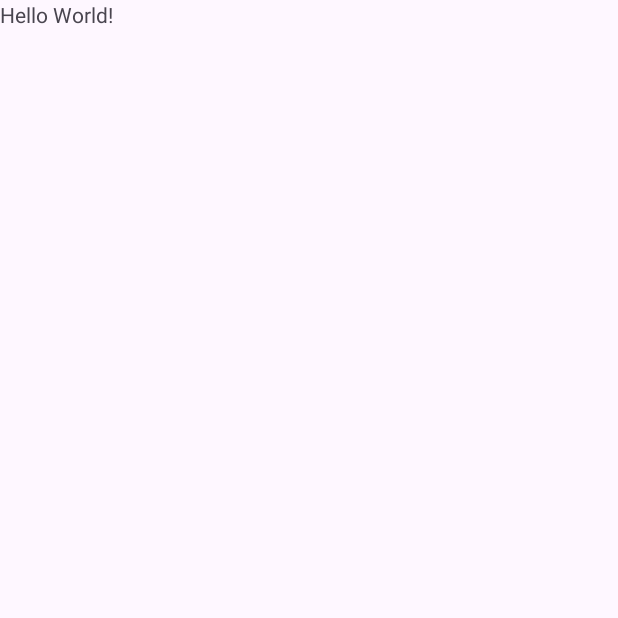
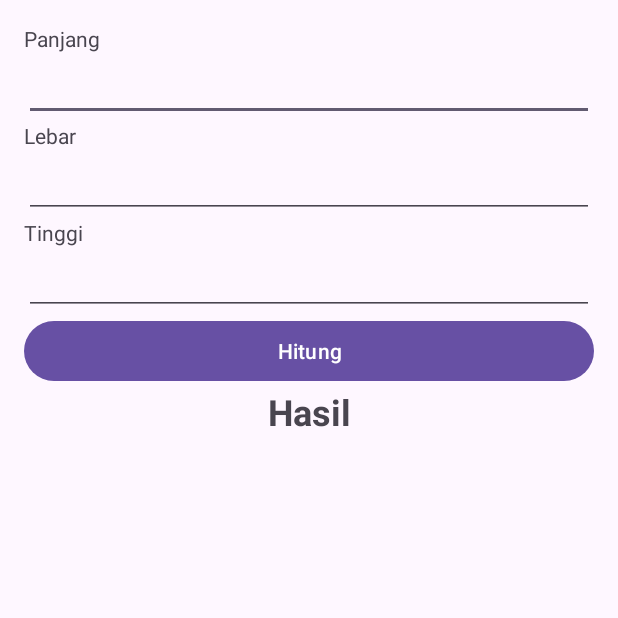
Before and after one commit to aprxty3/basic_kotlin_apps, an Android app: the screen it shows after launch (MainActivity), on a phone screen of 412 x 824 dp, the top half of it. Before the commit the part shown is almost empty. Run offline under Robolectric (Android 15) with nearby library versions, the phone set to English and light mode, and no system bars.

Commit message:
create layout Ui

```diff
--- a/app/src/main/res/layout/activity_main.xml
+++ b/app/src/main/res/layout/activity_main.xml
@@ -1,19 +1,76 @@
 <?xml version="1.0" encoding="utf-8"?>
-<LinearLayout xmlns:android="http://schemas.android.com/apk/res/android"
-    xmlns:app="http://schemas.android.com/apk/res-auto"
+<LinearLayout
+        xmlns:android="http://schemas.android.com/apk/res/android"
         xmlns:tools="http://schemas.android.com/tools"
         android:layout_width="match_parent"
         android:layout_height="match_parent"
         android:orientation="vertical"
-    tools:context=".MainActivity">
+        android:padding="16dp"
+>
 
     <TextView
             android:layout_width="wrap_content"
             android:layout_height="wrap_content"
-        android:text="Hello World!"
-        app:layout_constraintBottom_toBottomOf="parent"
-        app:layout_constraintEnd_toEndOf="parent"
-        app:layout_constraintStart_toStartOf="parent"
-        app:layout_constraintTop_toTopOf="parent" />
+            android:text="@string/panjang"
+    />
+
+    <EditText
+            android:id="@+id/etPanjang"
+            android:layout_width="match_parent"
+            android:layout_height="wrap_content"
+            android:inputType="numberDecimal"
+            android:lines="1"
+            android:autofillHints="panjang"
+            tools:ignore="LabelFor"
+    />
+
+    <TextView
+            android:layout_width="match_parent"
+            android:layout_height="wrap_content"
+            android:text="@string/lebar"
+    />
+
+    <EditText
+            android:id="@+id/etLebar"
+            android:layout_width="match_parent"
+            android:layout_height="wrap_content"
+            android:inputType="numberDecimal"
+            android:lines="1"
+            tools:ignore="LabelFor"
+            android:autofillHints="Lebar"
+    />
+
+    <TextView
+            android:layout_width="match_parent"
+            android:layout_height="wrap_content"
+            android:text="@string/tinggi"
+    />
+
+    <EditText
+            android:id="@+id/etTinggi"
+            android:layout_width="match_parent"
+            android:layout_height="wrap_content"
+            android:inputType="numberDecimal"
+            android:lines="1"
+            tools:ignore="LabelFor"
+            android:autofillHints="Tinggi"
+    />
+
+    <Button
+            android:id="@+id/etCalculate"
+            android:layout_width="match_parent"
+            android:layout_height="wrap_content"
+            android:text="@string/hitung"
+    />
+
+    <TextView
+            android:id="@+id/tv_result"
+            android:layout_width="match_parent"
+            android:layout_height="wrap_content"
+            android:gravity="center"
+            android:text="@string/hasil"
+            android:textSize="24sp"
+            android:textStyle="bold"
+    />
 
 </LinearLayout>
--- a/app/src/main/res/values/strings.xml
+++ b/app/src/main/res/values/strings.xml
@@ -1,3 +1,8 @@
 <resources>
     <string name="app_name">basic_apps</string>
+    <string name="hitung">Hitung</string>
+    <string name="hasil">Hasil</string>
+    <string name="tinggi">Tinggi</string>
+    <string name="lebar">Lebar</string>
+    <string name="panjang">Panjang</string>
 </resources>
```
Lines whose indentation alone changed are shown as unchanged.
